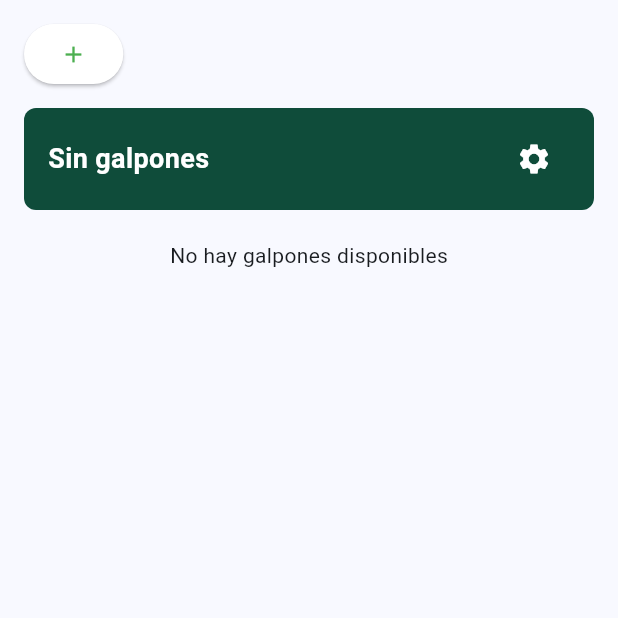
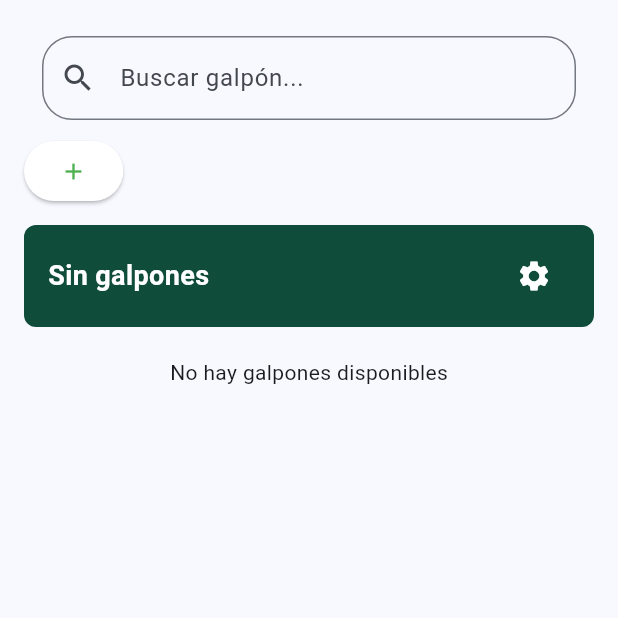
Before and after one commit to juantaborda27/Chick_Stell-Repository, a Flutter app: the MonitoreoView screen opened by its route, on a phone screen of 412 x 824 dp, the top half of it. Run offline on Flutter 3.47's test engine with Material 3 defaults, Android fonts, the light colour scheme and no system bars; our stand-ins replace animate_do, cloud_firestore, firebase_core, get; accounts and stored records are empty.

Commit message:
Creacion de Barra de busqueda para filtrar galpones

```diff
--- a/chick_stell_view/lib/controllers/warehouse_controller.dart
+++ b/chick_stell_view/lib/controllers/warehouse_controller.dart
@@ -45,5 +45,29 @@ class WarehouseController extends GetxController {
     selectedWarehouse.value = galpones.length - 1; // Selecciona el nuevo
   }
 
+
+
+  //METODOS PARA BUSCAR EL GALPON SELECCIONADO
+  var searchQuery = ''.obs;
+
+  // Computed list para los galpones filtrados
+  List<Galpon> get galponesFiltrados {
+    if (searchQuery.value.isEmpty) {
+      return galpones;
+    } else {
+      return galpones
+          .where((g) => g.nombre.toLowerCase().contains(searchQuery.value.toLowerCase()))
+          .toList();
+    }
+  }
+
+  void updateSearch(String query) {
+    searchQuery.value = query;
+    if (galponesFiltrados.isNotEmpty) {
+      selectedWarehouse.value = galpones.indexOf(galponesFiltrados[0]);
+    }
+  }
+
+
   int get warehouseCount => galpones.length;
 }
--- a/chick_stell_view/lib/views/login/login.dart
+++ b/chick_stell_view/lib/views/login/login.dart
@@ -134,6 +134,8 @@ class LoginPage extends StatelessWidget {
                       Get.offNamed('home_nav');
                     } else {
                       Get.snackbar('Error', 'Correo o contraseña incorrectos');
+                      //MIENTRAS SE ARREGLA EL LOGIN
+                      Get.offNamed('home_nav');
                     }
                     // Get.offNamed('home_nav');
                   },
--- a/chick_stell_view/lib/views/main_views/monitoreo/monitoreo_view.dart
+++ b/chick_stell_view/lib/views/main_views/monitoreo/monitoreo_view.dart
@@ -2,6 +2,7 @@ import 'package:chick_stell_view/controllers/warehouse_controller.dart';
 import 'package:chick_stell_view/views/main_views/monitoreo/widgets/alert_view.dart';
 import 'package:chick_stell_view/views/main_views/monitoreo/widgets/information_galpon.dart';
 import 'package:chick_stell_view/views/main_views/monitoreo/widgets/metric_card.dart';
+import 'package:chick_stell_view/views/main_views/monitoreo/widgets/search_galpon.dart';
 import 'package:chick_stell_view/views/main_views/monitoreo/widgets/ventilador.dart';
 import 'package:chick_stell_view/views/main_views/monitoreo/widgets/ware_house_header.dart';
 import 'package:chick_stell_view/views/main_views/monitoreo/widgets/ware_house_selector.dart';
@@ -24,6 +25,8 @@ class MonitoreoView extends StatelessWidget {
           padding: const EdgeInsets.all(16.0),
           child: Column(
             children: [
+              SearchGalpon(controller: controller),
+              SizedBox(height: 6),
               WarehouseSelector(controller: controller),
               SizedBox(height: 16),
               WarehouseHeader(controller: controller),
--- /dev/null
+++ b/chick_stell_view/lib/views/main_views/monitoreo/widgets/search_galpon.dart
@@ -0,0 +1,23 @@
+import 'package:flutter/material.dart';
+import 'package:chick_stell_view/controllers/warehouse_controller.dart';
+
+class SearchGalpon extends StatelessWidget {
+  final WarehouseController controller;
+
+  const SearchGalpon({super.key, required this.controller});
+
+  @override
+  Widget build(BuildContext context) {
+    return Padding(
+      padding: const EdgeInsets.symmetric(horizontal: 12, vertical: 8),
+      child: TextField(
+        decoration: InputDecoration(
+          hintText: 'Buscar galpón...',
+          prefixIcon: Icon(Icons.search),
+          border: OutlineInputBorder(borderRadius: BorderRadius.circular(20)),
+        ),
+        onChanged: controller.updateSearch,
+      ),
+    );
+  }
+}
--- a/chick_stell_view/lib/views/main_views/monitoreo/widgets/ware_house_selector.dart
+++ b/chick_stell_view/lib/views/main_views/monitoreo/widgets/ware_house_selector.dart
@@ -15,7 +15,8 @@ class WarehouseSelector extends StatelessWidget {
       child: Obx(() => ListView(
             scrollDirection: Axis.horizontal,
             children: [
-              for (int i = 0; i < controller.galpones.length; i++)
+              // for (int i = 0; i < controller.galpones.length; i++)
+              for (int i = 0; i < controller.galponesFiltrados.length; i++)
                 Padding(
                   padding: const EdgeInsets.only(right: 8.0),
                   child: ElevatedButton(
@@ -30,9 +31,14 @@ class WarehouseSelector extends StatelessWidget {
                         borderRadius: BorderRadius.circular(20),
                       ),
                     ),
-                    onPressed: () => controller.selectWarehouse(i),
+                    onPressed: () {
+                      final selectedIndex = controller.galpones.indexWhere(
+                          (g) => g.id == controller.galponesFiltrados[i].id);
+                      controller.selectWarehouse(selectedIndex);
+                    },
                     //onPressed: () {},
-                    child: Text(controller.galpones[i].nombre),
+                    // child: Text(controller.galpones[i].nombre),
+                    child: Text(controller.galponesFiltrados[i].nombre),
                   ),
                 ),
               ElevatedButton(
```
